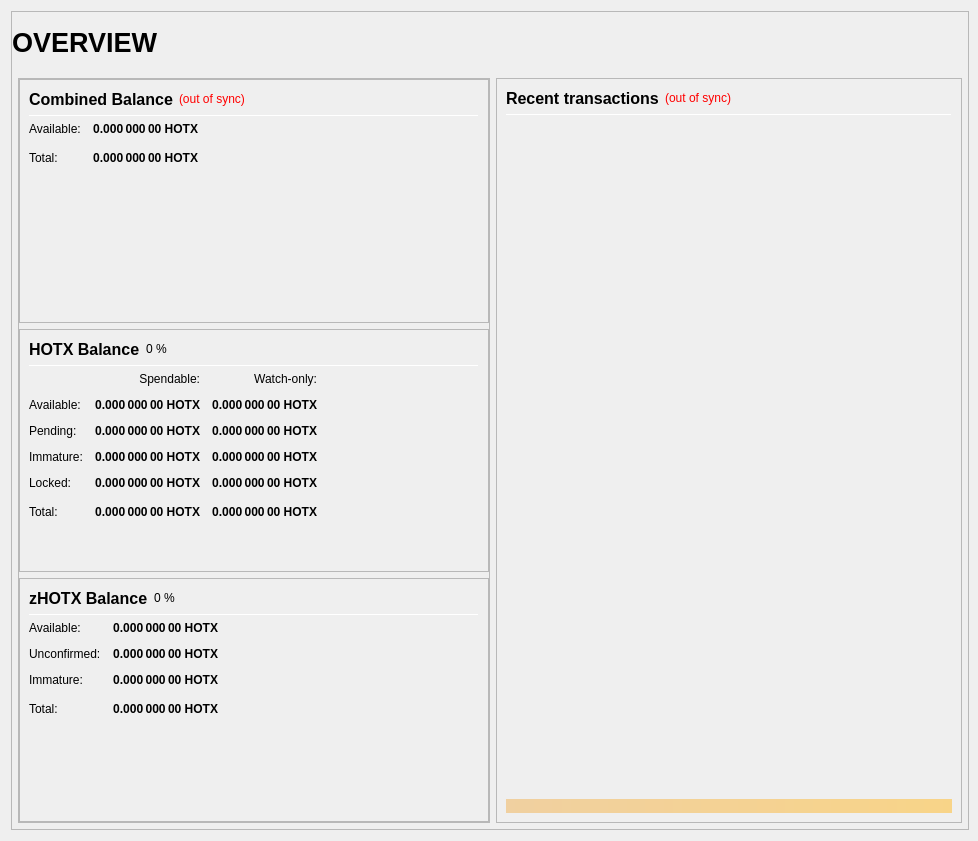
First picture: the form in src/qt/forms/overviewpage.ui, repository Hotchain-HOTX/Hotchain, before the edit.
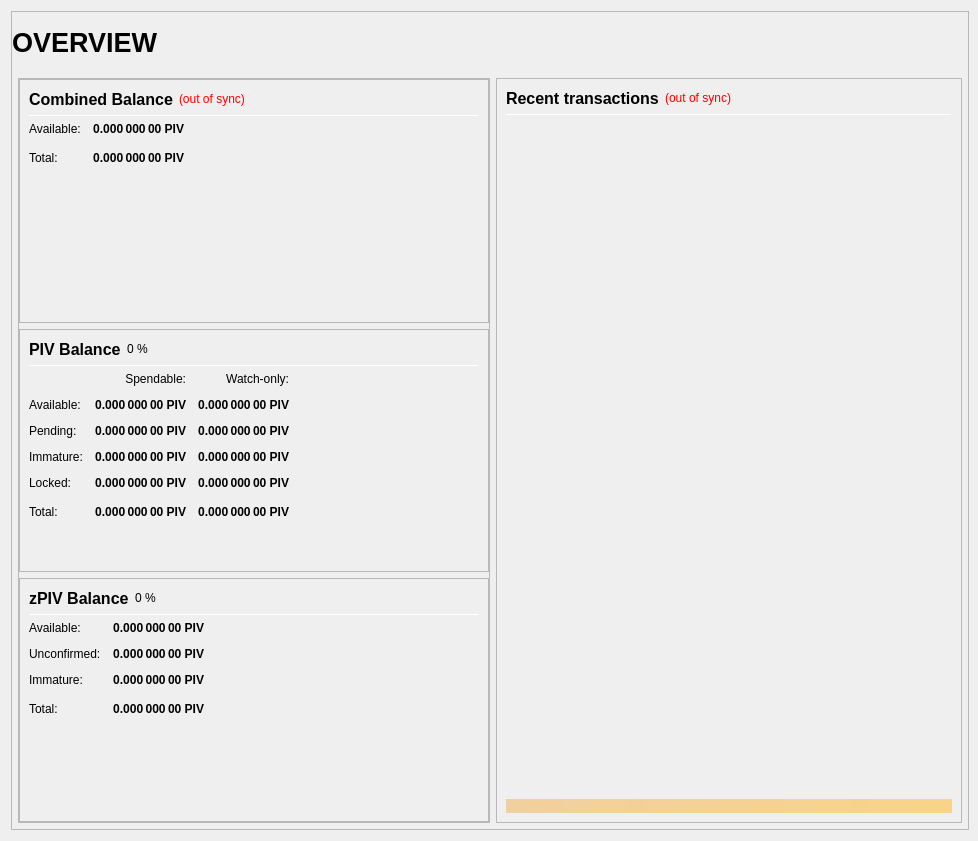
Second picture: the form after the edit.

```diff
--- a/src/qt/forms/overviewpage.ui
+++ b/src/qt/forms/overviewpage.ui
@@ -333,7 +333,7 @@
                           <string>Your current spendable balance</string>
                          </property>
                          <property name="text">
-                          <string notr="true">0.000 000 00 HOTX</string>
+                          <string notr="true">0.000 000 00 PIV</string>
                          </property>
                          <property name="alignment">
                           <set>Qt::AlignRight|Qt::AlignTrailing|Qt::AlignVCenter</set>
@@ -365,7 +365,7 @@
                           <string>Total Balance, including all unavailable coins.</string>
                          </property>
                          <property name="text">
-                          <string notr="true">0.000 000 00 HOTX</string>
+                          <string notr="true">0.000 000 00 PIV</string>
                          </property>
                          <property name="alignment">
                           <set>Qt::AlignRight|Qt::AlignTrailing|Qt::AlignVCenter</set>
@@ -433,7 +433,7 @@
                           </font>
                          </property>
                          <property name="text">
-                          <string>HOTX Balance</string>
+                          <string>PIV Balance</string>
                          </property>
                         </widget>
                        </item>
@@ -525,7 +525,7 @@
                           <string>Your current spendable balance</string>
                          </property>
                          <property name="text">
-                          <string notr="true">0.000 000 00 HOTX</string>
+                          <string notr="true">0.000 000 00 PIV</string>
                          </property>
                          <property name="alignment">
                           <set>Qt::AlignRight|Qt::AlignTrailing|Qt::AlignVCenter</set>
@@ -550,7 +550,7 @@
                           <string>Your current balance in watch-only addresses</string>
                          </property>
                          <property name="text">
-                          <string notr="true">0.000 000 00 HOTX</string>
+                          <string notr="true">0.000 000 00 PIV</string>
                          </property>
                          <property name="alignment">
                           <set>Qt::AlignRight|Qt::AlignTrailing|Qt::AlignVCenter</set>
@@ -582,7 +582,7 @@
                           <string>Total of transactions that have yet to be confirmed, and do not yet count toward the spendable balance</string>
                          </property>
                          <property name="text">
-                          <string notr="true">0.000 000 00 HOTX</string>
+                          <string notr="true">0.000 000 00 PIV</string>
                          </property>
                          <property name="alignment">
                           <set>Qt::AlignRight|Qt::AlignTrailing|Qt::AlignVCenter</set>
@@ -607,7 +607,7 @@
                           <string>Unconfirmed transactions to watch-only addresses</string>
                          </property>
                          <property name="text">
-                          <string notr="true">0.000 000 00 HOTX</string>
+                          <string notr="true">0.000 000 00 PIV</string>
                          </property>
                          <property name="alignment">
                           <set>Qt::AlignRight|Qt::AlignTrailing|Qt::AlignVCenter</set>
@@ -639,7 +639,7 @@
                           <string>Staked or masternode rewards that has not yet matured</string>
                          </property>
                          <property name="text">
-                          <string notr="true">0.000 000 00 HOTX</string>
+                          <string notr="true">0.000 000 00 PIV</string>
                          </property>
                          <property name="alignment">
                           <set>Qt::AlignRight|Qt::AlignTrailing|Qt::AlignVCenter</set>
@@ -664,7 +664,7 @@
                           <string>Staked or masternode rewards in watch-only addresses that has not yet matured</string>
                          </property>
                          <property name="text">
-                          <string notr="true">0.000 000 00 HOTX</string>
+                          <string notr="true">0.000 000 00 PIV</string>
                          </property>
                          <property name="alignment">
                           <set>Qt::AlignRight|Qt::AlignTrailing|Qt::AlignVCenter</set>
@@ -699,7 +699,7 @@
                           <string>Locked HOTX or Masternode collaterals. These are excluded from zHOTX minting.</string>
                          </property>
                          <property name="text">
-                          <string notr="true">0.000 000 00 HOTX</string>
+                          <string notr="true">0.000 000 00 PIV</string>
                          </property>
                          <property name="alignment">
                           <set>Qt::AlignRight|Qt::AlignTrailing|Qt::AlignVCenter</set>
@@ -724,7 +724,7 @@
                           <string>Current locked balance in watch-only addresses</string>
                          </property>
                          <property name="text">
-                          <string notr="true">0.000 000 00 HOTX</string>
+                          <string notr="true">0.000 000 00 PIV</string>
                          </property>
                          <property name="alignment">
                           <set>Qt::AlignRight|Qt::AlignTrailing|Qt::AlignVCenter</set>
@@ -759,7 +759,7 @@
                           <string>Your current HOTX balance, unconfirmed and immature transactions included</string>
                          </property>
                          <property name="text">
-                          <string notr="true">0.000 000 00 HOTX</string>
+                          <string notr="true">0.000 000 00 PIV</string>
                          </property>
                          <property name="alignment">
                           <set>Qt::AlignRight|Qt::AlignTrailing|Qt::AlignVCenter</set>
@@ -784,7 +784,7 @@
                           <string>Current total balance in watch-only addresses</string>
                          </property>
                          <property name="text">
-                          <string notr="true">0.000 000 00 HOTX</string>
+                          <string notr="true">0.000 000 00 PIV</string>
                          </property>
                          <property name="alignment">
                           <set>Qt::AlignRight|Qt::AlignTrailing|Qt::AlignVCenter</set>
@@ -852,7 +852,7 @@
                           </font>
                          </property>
                          <property name="text">
-                          <string>zHOTX Balance</string>
+                          <string>zPIV Balance</string>
                          </property>
                         </widget>
                        </item>
@@ -926,7 +926,7 @@
 These zHOTX are spendable.</string>
                          </property>
                          <property name="text">
-                          <string notr="true">0.000 000 00 HOTX</string>
+                          <string notr="true">0.000 000 00 PIV</string>
                          </property>
                          <property name="alignment">
                           <set>Qt::AlignRight|Qt::AlignTrailing|Qt::AlignVCenter</set>
@@ -957,7 +957,7 @@
 Immature: confirmed, but less than 1 mint of the same denomination after it was minted</string>
                          </property>
                          <property name="text">
-                          <string notr="true">0.000 000 00 HOTX</string>
+                          <string notr="true">0.000 000 00 PIV</string>
                          </property>
                          <property name="alignment">
                           <set>Qt::AlignRight|Qt::AlignTrailing|Qt::AlignVCenter</set>
@@ -988,7 +988,7 @@
 Immature: confirmed, but less than 1 mint of the same denomination after it was minted</string>
                          </property>
                          <property name="text">
-                          <string notr="true">0.000 000 00 HOTX</string>
+                          <string notr="true">0.000 000 00 PIV</string>
                          </property>
                          <property name="alignment">
                           <set>Qt::AlignRight|Qt::AlignTrailing|Qt::AlignVCenter</set>
@@ -1020,7 +1020,7 @@
                           <string>Your current zHOTX balance, unconfirmed and immature zHOTX included.</string>
                          </property>
                          <property name="text">
-                          <string notr="true">0.000 000 00 HOTX</string>
+                          <string notr="true">0.000 000 00 PIV</string>
                          </property>
                          <property name="alignment">
                           <set>Qt::AlignRight|Qt::AlignTrailing|Qt::AlignVCenter</set>
```
Left out of the diff: 24 changed lines with no effect on the pictures.
